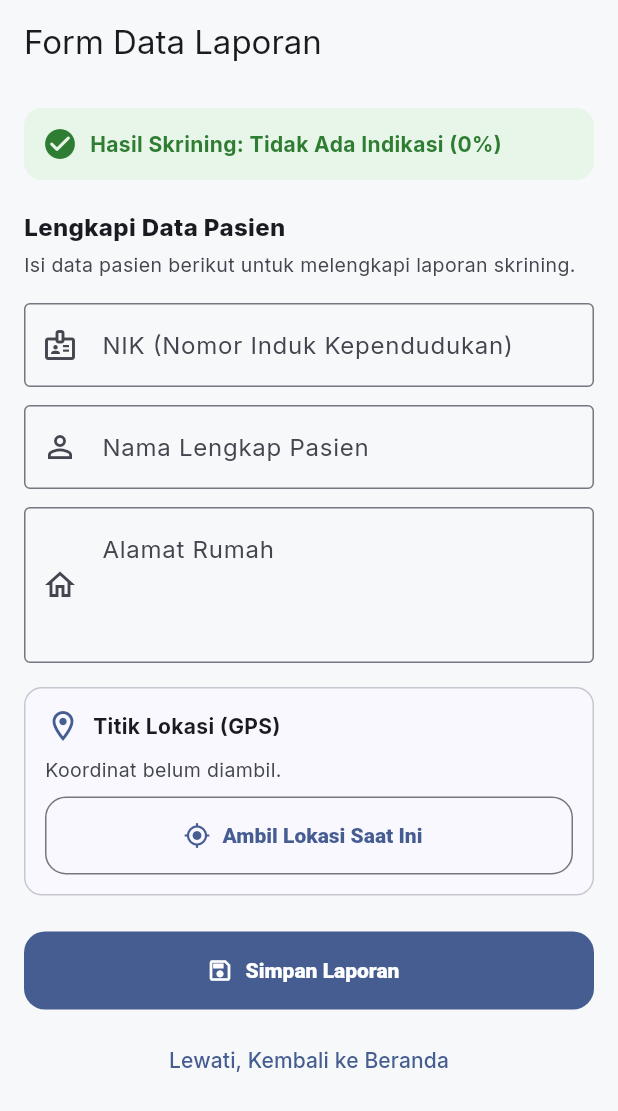
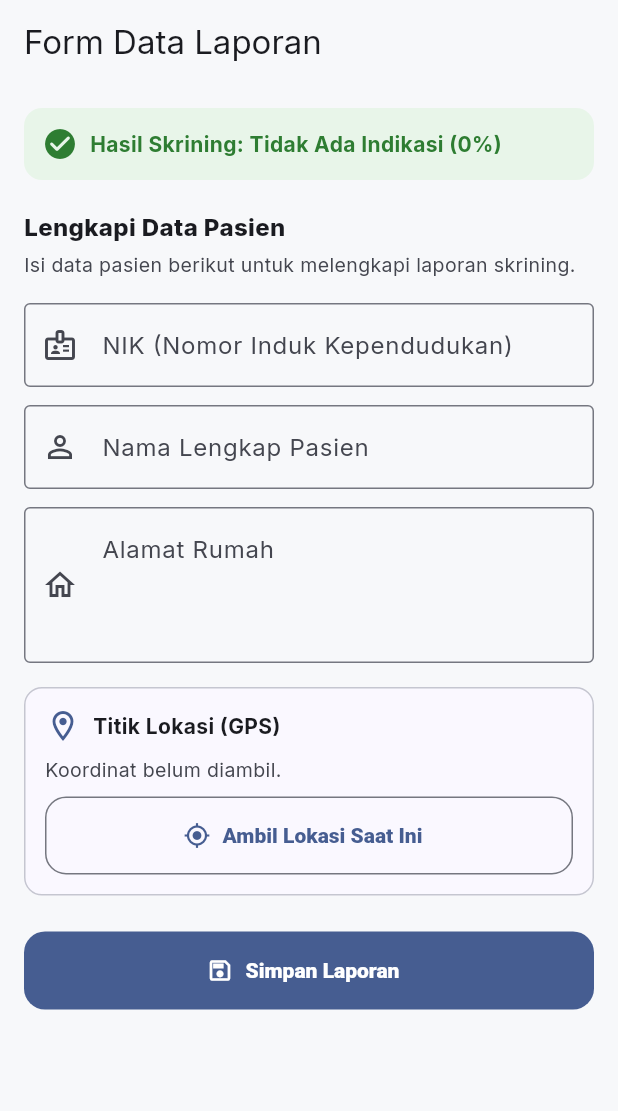
Before and after one commit to TsukaMizu/flutter_lepracheck_app, a Flutter app: the PatientFormPage screen opened by its route, on a phone screen of 412 x 824 dp. Shown: the top 1111 px of the screen. Run offline on Flutter 3.47's test engine with Material 3 defaults, Android fonts, the phone set to English and light mode, and no system bars; our stand-ins replace camera, go_router, google_fonts, hive, hive_flutter, image_picker and 1 more; missing offline and left inert: tflite_flutter; accounts and stored records are empty.

Commit message:
delete-button-on-form

```diff
--- a/lib/features/detect/patient_form_page.dart
+++ b/lib/features/detect/patient_form_page.dart
@@ -411,13 +411,7 @@ class _PatientFormPageState extends State<PatientFormPage> {
                   ),
                 ),
 
-                const SizedBox(height: 10),
 
-                // Tombol Lewati (tanpa menyimpan)
-                TextButton(
-                  onPressed: _saving ? null : () => context.go('/home'),
-                  child: const Text('Lewati, Kembali ke Beranda'),
-                ),
               ],
             ),
           ),
```
Also changed, not shown: pubspec.lock, 1 other file.
